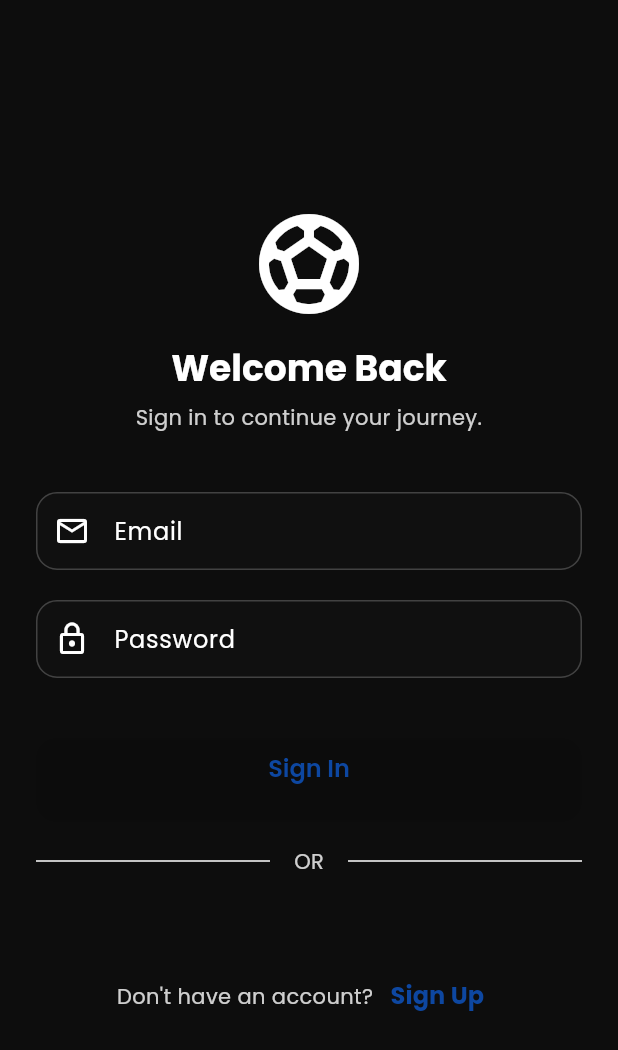
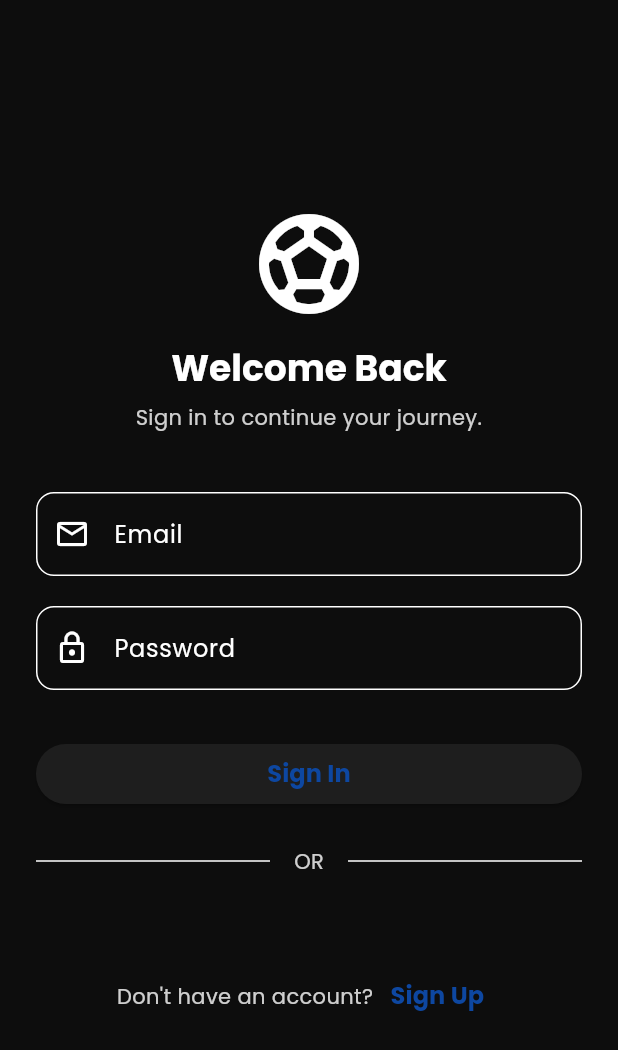
Before and after one commit to radhishmahajan/khelPratibha, a Flutter app: the screen it shows after launch, on a phone screen of 412 x 824 dp. Shown: the top 1050 px of the screen. Run offline on Flutter 3.47's test engine with Material 3 defaults, Android fonts, the phone set to English and light mode, and no system bars; our stand-ins replace flutter_dotenv, google_fonts, image_picker, lottie, supabase_flutter; accounts and stored records are empty.

Commit message:
fixed logout issue : where it does not navigates back to login , fixed some minor bugs

```diff
--- a/lib/config/app_theme.dart
+++ b/lib/config/app_theme.dart
@@ -2,8 +2,16 @@ import 'package:flutter/material.dart';
 import 'package:google_fonts/google_fonts.dart';
 
 class AppTheme {
-  static const Color primaryColor = Color(0xFF0D47A1);
-  static const Color accentColor = Color(0xFF4CAF50);
+  static const List<Color> primaryGradient = [
+    Color(0xFF0D47A1),
+    Color(0xFF42A5F5),
+  ];
+
+  static const List<Color> secondaryGradient = [
+    Color(0xFF4CAF50),
+    Color(0xFF81C784),
+  ];
+
   static const Color errorColor = Color(0xFFD32F2F);
 
   // LIGHT THEME
@@ -13,26 +21,18 @@ class AppTheme {
     scaffoldBackgroundColor: const Color(0xFFF5F7FA),
     appBarTheme: AppBarTheme(
       elevation: 0,
-      backgroundColor: primaryColor, // Use solid color here
+      backgroundColor: Colors.transparent,
       iconTheme: const IconThemeData(color: Colors.white),
       titleTextStyle: GoogleFonts.poppins(
-        color: Colors.white,
         fontSize: 20,
         fontWeight: FontWeight.bold,
+        color: Colors.white,
       ),
     ),
     textTheme: _buildTextTheme(const Color(0xFF333333)),
-    elevatedButtonTheme: _buildGradientButtonTheme(),
-    inputDecorationTheme: _buildInputDecorationTheme(const Color(0xFFE0E0E0)),
-    cardTheme: CardThemeData(
-      elevation: 6,
-      shape: RoundedRectangleBorder(borderRadius: BorderRadius.circular(16)),
-      color: Colors.white,
-      shadowColor: Colors.black26,
-    ),
     colorScheme: const ColorScheme.light(
-      primary: primaryColor,
-      secondary: accentColor,
+      primary: Color(0xFF0D47A1),
+      secondary: Color(0xFF4CAF50),
       error: errorColor,
       surface: Colors.white,
     ),
@@ -45,34 +45,25 @@ class AppTheme {
     scaffoldBackgroundColor: const Color(0xFF0D0D0D),
     appBarTheme: AppBarTheme(
       elevation: 0,
-      backgroundColor: const Color(0xFF0D47A1),
+      backgroundColor: Colors.transparent,
       iconTheme: const IconThemeData(color: Colors.white),
       titleTextStyle: GoogleFonts.poppins(
-        color: Colors.white,
         fontSize: 20,
         fontWeight: FontWeight.bold,
+        color: Colors.white,
       ),
     ),
     textTheme: _buildTextTheme(Colors.white),
-    elevatedButtonTheme: _buildGradientButtonTheme(),
-    inputDecorationTheme: _buildInputDecorationTheme(const Color(0xFF424242)),
-    cardTheme: CardThemeData(
-      elevation: 6,
-      shape: RoundedRectangleBorder(borderRadius: BorderRadius.circular(16)),
-      color: const Color(0xFF1E1E1E).withValues(alpha: 0.8),
-      shadowColor: Colors.black54,
-    ),
     colorScheme: const ColorScheme.dark(
-      primary: primaryColor,
-      secondary: accentColor,
+      primary: Color(0xFF0D47A1),
+      secondary: Color(0xFF4CAF50),
       error: errorColor,
       surface: Color(0xFF1E1E1E),
     ),
   );
 
   // TEXT THEME
-  static TextTheme _buildTextTheme(Color textColor) {
-    return TextTheme(
+  static TextTheme _buildTextTheme(Color textColor) => TextTheme(
     displayLarge: GoogleFonts.poppins(
       fontSize: 30,
       fontWeight: FontWeight.w900,
@@ -94,7 +85,7 @@ class AppTheme {
     ),
     bodyMedium: GoogleFonts.poppins(
       fontSize: 14,
-        color: textColor.withValues(alpha: 0.8),
+      color: textColor.withOpacity(0.8),
     ),
     labelLarge: GoogleFonts.poppins(
       fontSize: 16,
@@ -104,87 +95,95 @@ class AppTheme {
   );
 }
 
-  // GRADIENT BUTTONS
-  static ElevatedButtonThemeData _buildGradientButtonTheme() {
-    return ElevatedButtonThemeData(
+// FULL-GRADIENT BUTTON
+class GradientButton extends StatelessWidget {
+  final VoidCallback onPressed;
+  final String text;
+  final List<Color>? gradient;
+  final double borderRadius;
+  final EdgeInsetsGeometry padding;
+
+  const GradientButton({
+    super.key,
+    required this.onPressed,
+    required this.text,
+    this.gradient,
+    this.borderRadius = 14,
+    this.padding = const EdgeInsets.symmetric(horizontal: 28, vertical: 16),
+  });
+
+  @override
+  Widget build(BuildContext context) {
+    final colors = gradient ?? AppTheme.primaryGradient;
+    return DecoratedBox(
+      decoration: BoxDecoration(
+        gradient: LinearGradient(colors: colors),
+        borderRadius: BorderRadius.circular(borderRadius),
+        boxShadow: [
+          BoxShadow(
+            color: Colors.black.withOpacity(0.25),
+            blurRadius: 6,
+            offset: const Offset(0, 4),
+          ),
+        ],
+      ),
+      child: ElevatedButton(
         style: ElevatedButton.styleFrom(
-        padding: const EdgeInsets.symmetric(horizontal: 28, vertical: 16),
-        shape: RoundedRectangleBorder(borderRadius: BorderRadius.circular(14)),
+          backgroundColor: Colors.transparent,
+          shadowColor: Colors.transparent,
+          padding: padding,
+          shape: RoundedRectangleBorder(borderRadius: BorderRadius.circular(borderRadius)),
           textStyle: GoogleFonts.poppins(fontSize: 16, fontWeight: FontWeight.w600),
-        backgroundColor: Colors.transparent, // for gradient wrapper
-        shadowColor: Colors.black45,
-        elevation: 4,
         ),
-    );
-  }
-
-  static InputDecorationTheme _buildInputDecorationTheme(Color borderColor) {
-    return InputDecorationTheme(
-      filled: true,
-      fillColor: borderColor.withValues(alpha: 0.05),
-      contentPadding: const EdgeInsets.symmetric(horizontal: 16, vertical: 14),
-      border: OutlineInputBorder(
-        borderRadius: BorderRadius.circular(14),
-        borderSide: BorderSide(color: borderColor),
-      ),
-      enabledBorder: OutlineInputBorder(
-        borderRadius: BorderRadius.circular(14),
-        borderSide: BorderSide(color: borderColor),
-      ),
-      focusedBorder: OutlineInputBorder(
-        borderRadius: BorderRadius.circular(14),
-        borderSide: const BorderSide(color: primaryColor, width: 2),
+        onPressed: onPressed,
+        child: Text(text),
       ),
     );
   }
 }
 
-// Custom gradient card widget
-class AppCard extends StatelessWidget {
+// FULL-GRADIENT CARD
+class GradientCard extends StatelessWidget {
   final Widget child;
-  final EdgeInsetsGeometry margin;
-  final double elevation;
-  final List<Color>? gradientColors;
+  final List<Color>? gradient;
+  final double borderRadius;
+  final EdgeInsetsGeometry padding;
 
-  const AppCard({
+  const GradientCard({
     super.key,
     required this.child,
-    this.margin = const EdgeInsets.symmetric(vertical: 8, horizontal: 12),
-    this.elevation = 6,
-    this.gradientColors,
+    this.gradient,
+    this.borderRadius = 16,
+    this.padding = const EdgeInsets.all(16),
   });
 
   @override
   Widget build(BuildContext context) {
-    return Padding(
-      padding: margin,
-      child: Container(
+    final colors = gradient ?? AppTheme.primaryGradient;
+    return Container(
       decoration: BoxDecoration(
         gradient: LinearGradient(
-            colors: gradientColors ??
-                [Theme.of(context).colorScheme.surface, Theme.of(context).cardTheme.color!],
+          colors: colors,
           begin: Alignment.topLeft,
           end: Alignment.bottomRight,
         ),
-          borderRadius: BorderRadius.circular(16),
+        borderRadius: BorderRadius.circular(borderRadius),
         boxShadow: [
           BoxShadow(
-              color: Colors.black.withValues(alpha: 0.1),
+            color: Colors.black.withOpacity(0.15),
             blurRadius: 10,
             offset: const Offset(0, 4),
           ),
         ],
       ),
-        child: Card(
-          elevation: 0,
-          color: Colors.transparent,
-          shape: RoundedRectangleBorder(borderRadius: BorderRadius.circular(16)),
       child: Padding(
-            padding: const EdgeInsets.all(16.0),
+        padding: padding,
         child: child,
-          ),
-        ),
       ),
     );
   }
 }
+
+// USAGE:
+// GradientButton(onPressed: () {}, text: "Click Me")
+// GradientCard(child: Text("Hello Gradient Card"))
```
Also changed, not shown: lib/screens/dashboard/profile/user_profile_page.dart (+7 -0 lines), 1 other file. Lines whose indentation alone changed are shown as unchanged.
